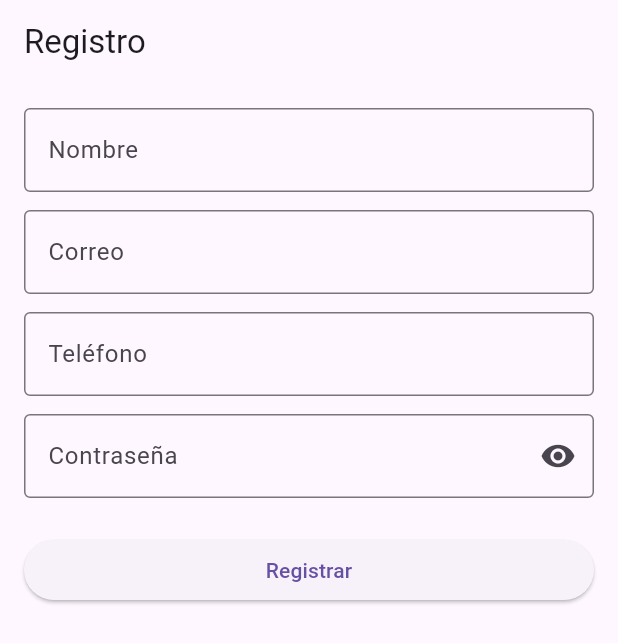
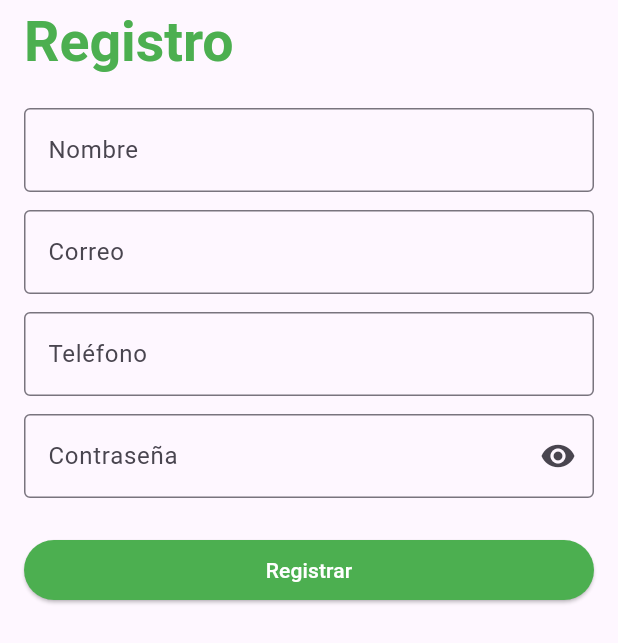
Before and after one commit to 3allancastro0/loginFinal, a Flutter app: the RegisterScreen screen opened by its route, on a phone screen of 412 x 824 dp. Shown: the top 643 px of the screen. Run offline on Flutter 3.47's test engine with Material 3 defaults, Android fonts, the phone set to English and light mode, and no system bars; our stand-ins replace go_router.

Commit message:
modificacion en fuente color y estetica del register

```diff
--- a/lib/modulos/register_screen.dart
+++ b/lib/modulos/register_screen.dart
@@ -51,7 +51,13 @@ class _RegisterScreenState extends State<RegisterScreen> {
   @override
   Widget build(BuildContext context) {
     return Scaffold(
-      appBar: AppBar(title: const Text('Registro')),
+      appBar: AppBar(
+        title: const Text(
+          'Registro',
+          style: TextStyle(fontSize: 37, fontWeight: FontWeight.bold),
+        ),
+        foregroundColor: Colors.green,
+      ),
       body: Padding(
         padding: const EdgeInsets.all(16),
         child: ListView(
@@ -77,6 +83,10 @@ class _RegisterScreenState extends State<RegisterScreen> {
             ElevatedButton(
               onPressed: _register,
               child: const Text('Registrar'),
+              style: ElevatedButton.styleFrom(
+                backgroundColor: Colors.green, // Fondo verde
+                foregroundColor: Colors.white, // Texto blanco (opcional)
+              ),
             ),
           ],
         ),
```
